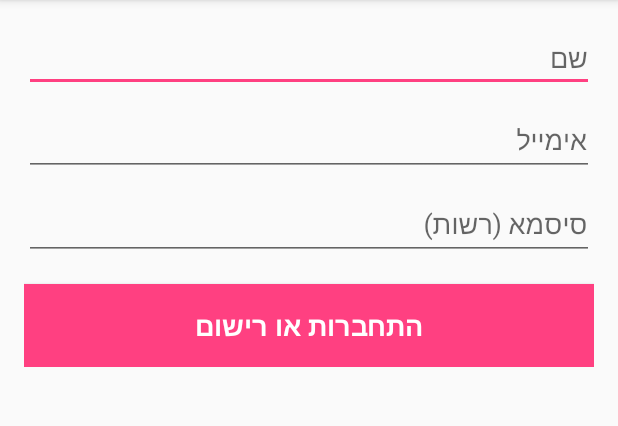
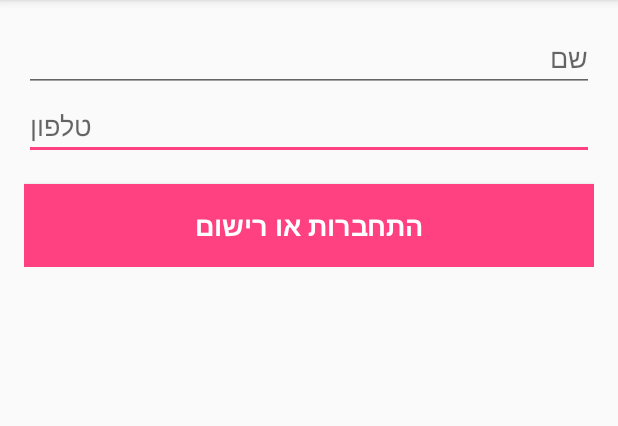
Before and after one commit to olegc/NofHaderech, an Android app: the screen it shows after launch (LoginActivity), on a phone screen of 412 x 824 dp, the part 84-510 px from its top. Run offline under Robolectric (Android 15) with nearby library versions, the light colour scheme and no system bars; 2 statements that could not run were skipped.

Commit message:
Added phone number to login, removed email and password

```diff
--- a/app/src/main/AndroidManifest.xml
+++ b/app/src/main/AndroidManifest.xml
@@ -6,7 +6,6 @@
     <uses-permission android:name="android.permission.GET_ACCOUNTS" />
     <uses-permission android:name="android.permission.READ_PROFILE" />
     <uses-permission android:name="android.permission.READ_CONTACTS" />
-    <uses-permission android:name="android.permission.READ_PHONE_STATE" />
 
     <application
         android:allowBackup="true"
--- a/app/src/main/res/layout/activity_login.xml
+++ b/app/src/main/res/layout/activity_login.xml
@@ -37,9 +37,18 @@
                 android:hint="שם"
                 android:maxLines="1" />
 
+            <EditText
+                android:id="@+id/phone"
+                android:layout_width="match_parent"
+                android:layout_height="wrap_content"
+                android:hint="טלפון"
+                android:maxLines="1"
+                android:inputType="phone" />
+
             <android.support.design.widget.TextInputLayout
                 android:layout_width="match_parent"
-                android:layout_height="wrap_content">
+                android:layout_height="wrap_content"
+                android:visibility="gone">
 
                 <AutoCompleteTextView
                     android:id="@+id/email"
@@ -48,13 +57,15 @@
                     android:hint="@string/prompt_email"
                     android:inputType="textEmailAddress"
                     android:maxLines="1"
-                    android:singleLine="true" />
+                    android:singleLine="true"
+                    />
 
             </android.support.design.widget.TextInputLayout>
 
             <android.support.design.widget.TextInputLayout
                 android:layout_width="match_parent"
-                android:layout_height="wrap_content">
+                android:layout_height="wrap_content"
+                android:visibility="gone">
 
                 <EditText
                     android:id="@+id/password"
```
Also changed, not shown: app/src/main/java/nofhaderech/nof/com/nofhaderech/LoginActivity.java (+6 -23 lines), app/src/main/java/nofhaderech/nof/com/nofhaderech/MainActivity.java (+10 -2 lines).
